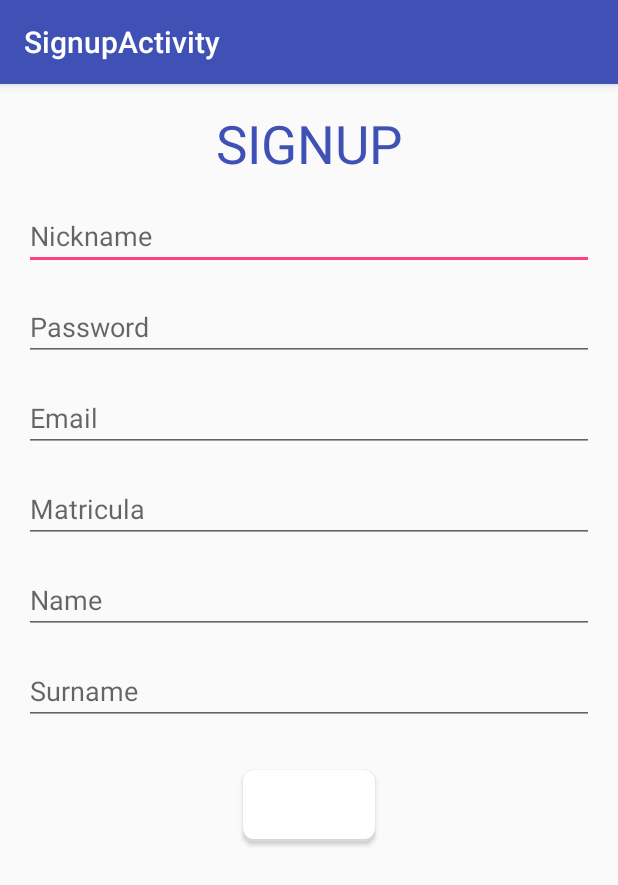
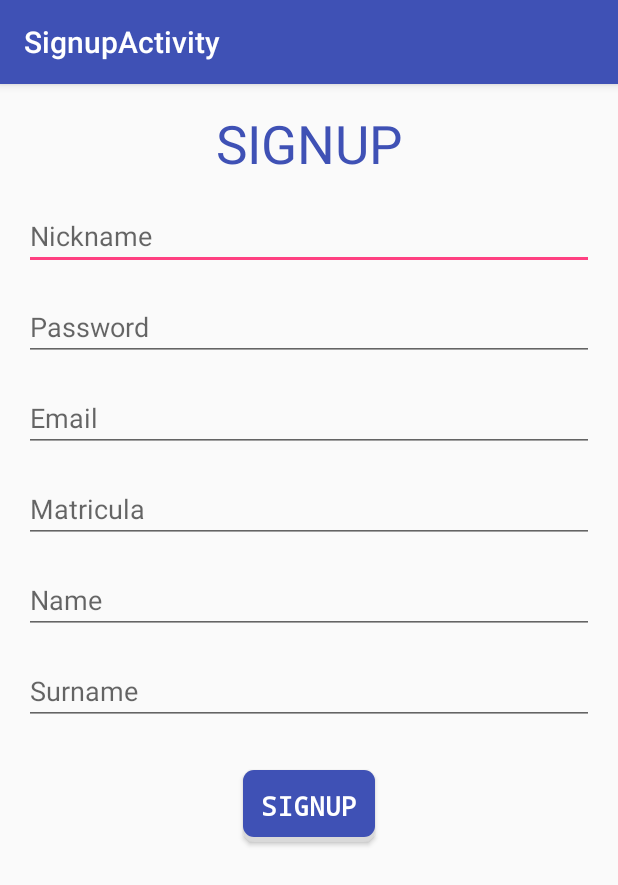
Before and after one commit to Loris89/SmartU, an Android app: the SignupActivity screen opened directly, with no data from a screen before it, on a phone screen of 412 x 824 dp. Shown: the top 885 px of the screen. Run offline under Robolectric (Android 15) with nearby library versions, the phone set to English and light mode, and no system bars; libraries missing offline, so code that uses them is left out: com.parse.

Commit message:
buttonshape improvement

```diff
--- a/app/src/main/res/drawable/buttonshape.xml
+++ b/app/src/main/res/drawable/buttonshape.xml
@@ -3,15 +3,15 @@
     <!-- Bottom 2dp Shadow -->
     <item>
         <shape  android:shape="rectangle">
-            <solid android:color="#d8d8d8" />
+            <solid android:color="#d9d9d9" />
             <corners android:radius="7dp" />
         </shape>
     </item>
 
     <!-- White Top color -->
-    <item android:bottom="3px">
+    <item android:bottom="5px">
         <shape  android:shape="rectangle">
-            <solid android:color="#FFFFFF" />
+            <solid android:color="#3F51B5" />
             <corners android:radius="7dp" />
         </shape>
     </item>
```
